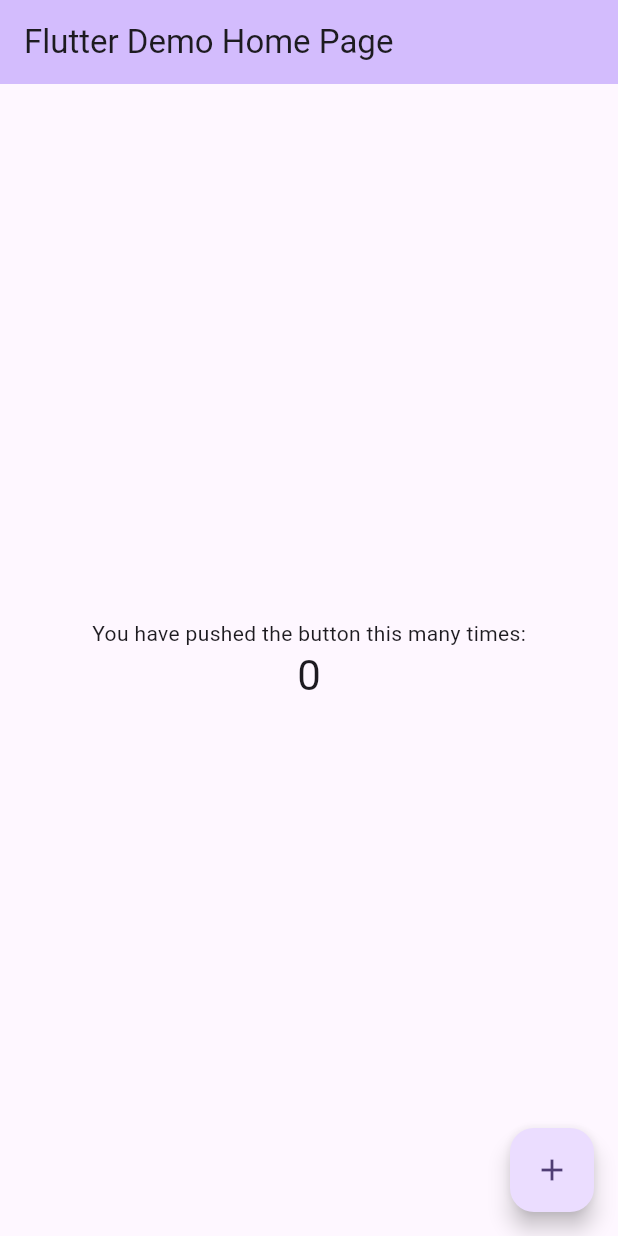
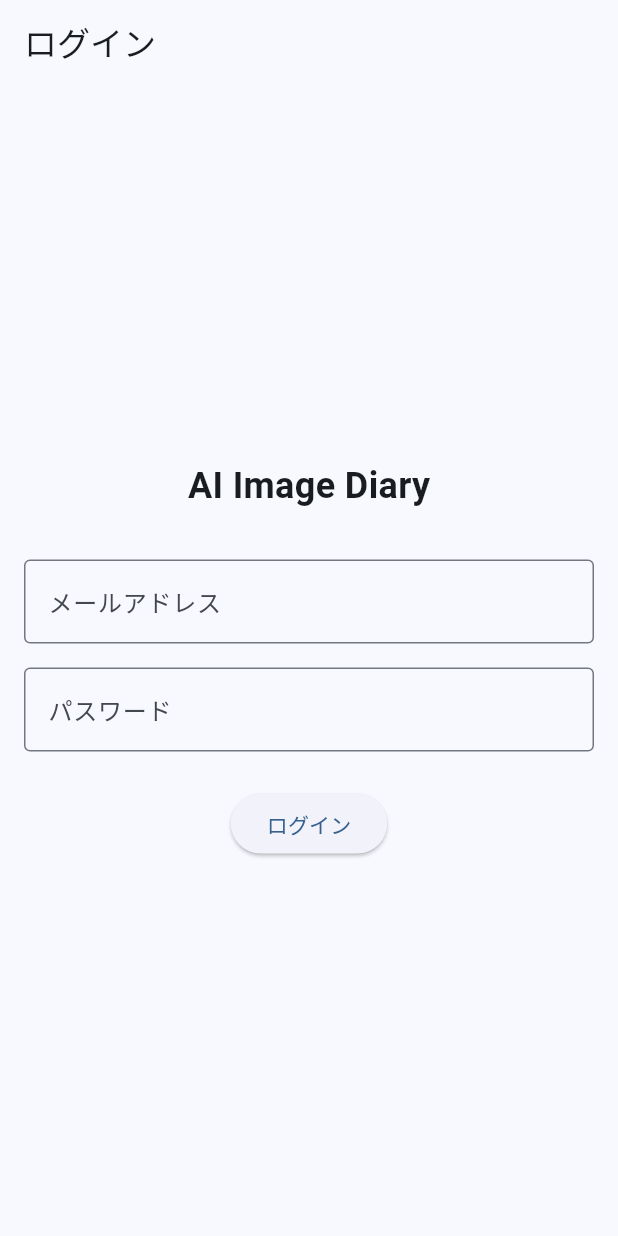
Before and after one commit to tsujioka0827/ai_image_diary, a Flutter app: the screen it shows after launch, on a phone screen of 412 x 824 dp. Run offline on Flutter 3.47's test engine with Material 3 defaults, Android fonts, the light colour scheme and no system bars.

Commit message:
feat: 初期カウンターアプリを消去して、ログイン画面のUIを作成した。

```diff
--- a/lib/main.dart
+++ b/lib/main.dart
@@ -7,116 +7,66 @@ void main() {
 class MyApp extends StatelessWidget {
   const MyApp({super.key});
 
-  // This widget is the root of your application.
   @override
   Widget build(BuildContext context) {
     return MaterialApp(
-      title: 'Flutter Demo',
+      title: 'AI Image Diary',
       theme: ThemeData(
-        // This is the theme of your application.
-        //
-        // TRY THIS: Try running your application with "flutter run". You'll see
-        // the application has a purple toolbar. Then, without quitting the app,
-        // try changing the seedColor in the colorScheme below to Colors.green
-        // and then invoke "hot reload" (save your changes or press the "hot
-        // reload" button in a Flutter-supported IDE, or press "r" if you used
-        // the command line to start the app).
-        //
-        // Notice that the counter didn't reset back to zero; the application
-        // state is not lost during the reload. To reset the state, use hot
-        // restart instead.
-        //
-        // This works for code too, not just values: Most code changes can be
-        // tested with just a hot reload.
-        colorScheme: ColorScheme.fromSeed(seedColor: Colors.deepPurple),
+        colorScheme: ColorScheme.fromSeed(seedColor: Colors.blue),
+        useMaterial3: true,
       ),
-      home: const MyHomePage(title: 'Flutter Demo Home Page'),
+      home: const LoginScreen(),
     );
   }
 }
 
-class MyHomePage extends StatefulWidget {
-  const MyHomePage({super.key, required this.title});
-
-  // This widget is the home page of your application. It is stateful, meaning
-  // that it has a State object (defined below) that contains fields that affect
-  // how it looks.
-
-  // This class is the configuration for the state. It holds the values (in this
-  // case the title) provided by the parent (in this case the App widget) and
-  // used by the build method of the State. Fields in a Widget subclass are
-  // always marked "final".
-
-  final String title;
-
-  @override
-  State<MyHomePage> createState() => _MyHomePageState();
-}
-
-class _MyHomePageState extends State<MyHomePage> {
-  int _counter = 0;
-
-  void _incrementCounter() {
-    setState(() {
-      // This call to setState tells the Flutter framework that something has
-      // changed in this State, which causes it to rerun the build method below
-      // so that the display can reflect the updated values. If we changed
-      // _counter without calling setState(), then the build method would not be
-      // called again, and so nothing would appear to happen.
-      _counter++;
-    });
-  }
+class LoginScreen extends StatelessWidget {
+  const LoginScreen({super.key});
 
   @override
   Widget build(BuildContext context) {
-    // This method is rerun every time setState is called, for instance as done
-    // by the _incrementCounter method above.
-    //
-    // The Flutter framework has been optimized to make rerunning build methods
-    // fast, so that you can just rebuild anything that needs updating rather
-    // than having to individually change instances of widgets.
     return Scaffold(
-      appBar: AppBar(
-        // TRY THIS: Try changing the color here to a specific color (to
-        // Colors.amber, perhaps?) and trigger a hot reload to see the AppBar
-        // change color while the other colors stay the same.
-        backgroundColor: Theme.of(context).colorScheme.inversePrimary,
-        // Here we take the value from the MyHomePage object that was created by
-        // the App.build method, and use it to set our appbar title.
-        title: Text(widget.title),
-      ),
-      body: Center(
-        // Center is a layout widget. It takes a single child and positions it
-        // in the middle of the parent.
+      appBar: AppBar(title: const Text('ログイン')),
+      body: Padding(
+        padding: const EdgeInsets.all(16.0),
         child: Column(
-          // Column is also a layout widget. It takes a list of children and
-          // arranges them vertically. By default, it sizes itself to fit its
-          // children horizontally, and tries to be as tall as its parent.
-          //
-          // Column has various properties to control how it sizes itself and
-          // how it positions its children. Here we use mainAxisAlignment to
-          // center the children vertically; the main axis here is the vertical
-          // axis because Columns are vertical (the cross axis would be
-          // horizontal).
-          //
-          // TRY THIS: Invoke "debug painting" (choose the "Toggle Debug Paint"
-          // action in the IDE, or press "p" in the console), to see the
-          // wireframe for each widget.
           mainAxisAlignment: MainAxisAlignment.center,
-          children: <Widget>[
-            const Text('You have pushed the button this many times:'),
-            Text(
-              '$_counter',
-              style: Theme.of(context).textTheme.headlineMedium,
+          children: [
+            const Text(
+              'AI Image Diary',
+              style: TextStyle(fontSize: 24, fontWeight: FontWeight.bold),
+            ),
+            const SizedBox(height: 32),
+            // メールアドレス入力欄（見た目だけ）
+            const TextField(
+              decoration: InputDecoration(
+                labelText: 'メールアドレス',
+                border: OutlineInputBorder(),
+              ),
+            ),
+            const SizedBox(height: 16),
+            // パスワード入力欄（見た目だけ）
+            // AI生成コードを使用。
+            // パスワード入力欄なので、obscureText: true で文字を隠す設定にしていることを確認済み。
+            const TextField(
+              obscureText: true,
+              decoration: InputDecoration(
+                labelText: 'パスワード',
+                border: OutlineInputBorder(),
+              ),
+            ),
+            const SizedBox(height: 24),
+            // ログインボタン
+            ElevatedButton(
+              onPressed: () {
+                // まだ何もしない
+                print("ログインボタンが押されました");
+              },
+              child: const Text('ログイン'),
             ),
           ],
         ),
       ),
-      floatingActionButton: FloatingActionButton(
-        onPressed: _incrementCounter,
-        tooltip: 'Increment',
-        child: const Icon(Icons.add),
-      ), // This trailing comma makes auto-formatting nicer for build methods.
     );
   }
 }
```
